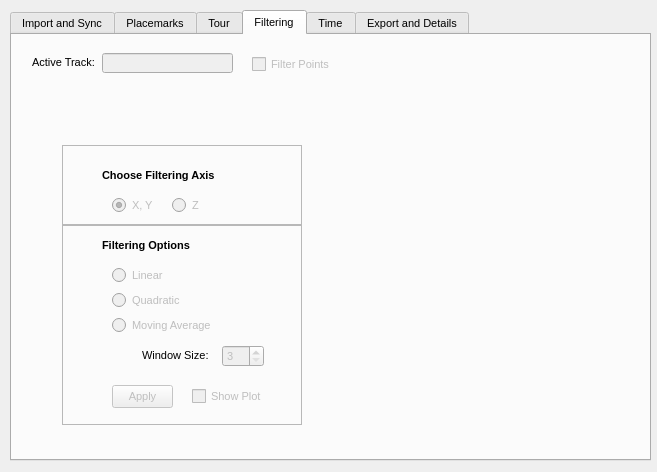
Old version of the form QGISPlugin/MilkMachine/ui_milkmachine.ui in the repository SeanKMcGinnis/250MilesCrossingPhila.
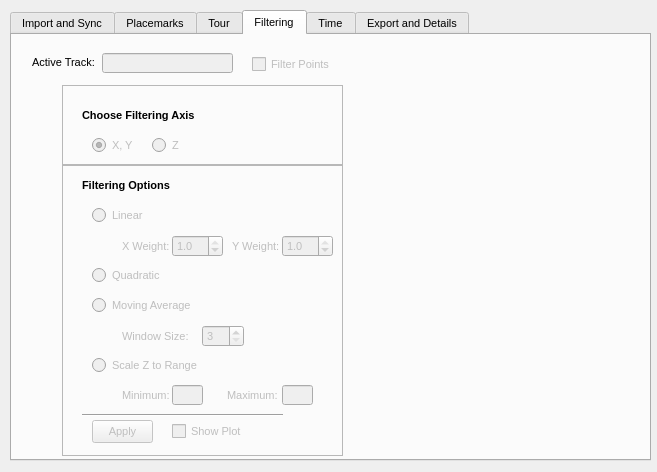
New version of the form. The open tabs and pages were chosen to show the change. Icons and pictures are not drawn.

```diff
--- a/QGISPlugin/MilkMachine/ui_milkmachine.ui
+++ b/QGISPlugin/MilkMachine/ui_milkmachine.ui
@@ -2847,9 +2847,9 @@
      <property name="geometry">
       <rect>
        <x>50</x>
-       <y>190</y>
-       <width>240</width>
-       <height>200</height>
+       <y>130</y>
+       <width>281</width>
+       <height>291</height>
       </rect>
      </property>
      <property name="frameShape">
@@ -2864,8 +2864,8 @@
       </property>
       <property name="geometry">
        <rect>
-        <x>130</x>
-        <y>160</y>
+        <x>110</x>
+        <y>255</y>
         <width>81</width>
         <height>23</height>
        </rect>
@@ -2878,12 +2878,15 @@
       </property>
      </widget>
      <widget class="QLabel" name="label_66">
+      <property name="enabled">
+       <bool>false</bool>
+      </property>
       <property name="geometry">
        <rect>
-        <x>80</x>
-        <y>120</y>
+        <x>60</x>
+        <y>160</y>
         <width>81</width>
-        <height>20</height>
+        <height>22</height>
        </rect>
       </property>
       <property name="text">
@@ -2896,7 +2899,7 @@
       </property>
       <property name="geometry">
        <rect>
-        <x>50</x>
+        <x>30</x>
         <y>40</y>
         <width>141</width>
         <height>20</height>
@@ -2915,8 +2918,8 @@
       </property>
       <property name="geometry">
        <rect>
-        <x>50</x>
-        <y>65</y>
+        <x>30</x>
+        <y>100</y>
         <width>82</width>
         <height>20</height>
        </rect>
@@ -2934,8 +2937,8 @@
       </property>
       <property name="geometry">
        <rect>
-        <x>160</x>
-        <y>120</y>
+        <x>140</x>
+        <y>160</y>
         <width>42</width>
         <height>22</height>
        </rect>
@@ -2956,8 +2959,8 @@
       </property>
       <property name="geometry">
        <rect>
-        <x>50</x>
-        <y>160</y>
+        <x>30</x>
+        <y>255</y>
         <width>61</width>
         <height>23</height>
        </rect>
@@ -2979,8 +2982,8 @@
       </property>
       <property name="geometry">
        <rect>
-        <x>50</x>
-        <y>90</y>
+        <x>30</x>
+        <y>130</y>
         <width>111</width>
         <height>20</height>
        </rect>
@@ -2995,7 +2998,7 @@
      <widget class="QLabel" name="label_43">
       <property name="geometry">
        <rect>
-        <x>40</x>
+        <x>20</x>
         <y>10</y>
         <width>101</width>
         <height>20</height>
@@ -3012,13 +3015,194 @@
        <string>Filtering Options</string>
       </property>
      </widget>
+     <widget class="Line" name="line_2">
+      <property name="geometry">
+       <rect>
+        <x>20</x>
+        <y>240</y>
+        <width>201</width>
+        <height>20</height>
+       </rect>
+      </property>
+      <property name="orientation">
+       <enum>Qt::Horizontal</enum>
+      </property>
+     </widget>
+     <widget class="QLabel" name="label_46">
+      <property name="enabled">
+       <bool>false</bool>
+      </property>
+      <property name="geometry">
+       <rect>
+        <x>60</x>
+        <y>70</y>
+        <width>51</width>
+        <height>22</height>
+       </rect>
+      </property>
+      <property name="toolTip">
+       <string>&lt;html&gt;&lt;head/&gt;&lt;body&gt;&lt;p&gt;Longitude&lt;/p&gt;&lt;/body&gt;&lt;/html&gt;</string>
+      </property>
+      <property name="text">
+       <string>X Weight:</string>
+      </property>
+     </widget>
+     <widget class="QLabel" name="label_47">
+      <property name="enabled">
+       <bool>false</bool>
+      </property>
+      <property name="geometry">
+       <rect>
+        <x>170</x>
+        <y>70</y>
+        <width>51</width>
+        <height>22</height>
+       </rect>
+      </property>
+      <property name="toolTip">
+       <string>&lt;html&gt;&lt;head/&gt;&lt;body&gt;&lt;p&gt;Latitude&lt;/p&gt;&lt;/body&gt;&lt;/html&gt;</string>
+      </property>
+      <property name="text">
+       <string>Y Weight:</string>
+      </property>
+     </widget>
+     <widget class="QDoubleSpinBox" name="doubleSpinBox_filtering_xweight">
+      <property name="enabled">
+       <bool>false</bool>
+      </property>
+      <property name="geometry">
+       <rect>
+        <x>110</x>
+        <y>70</y>
+        <width>51</width>
+        <height>22</height>
+       </rect>
+      </property>
+      <property name="toolTip">
+       <string>&lt;html&gt;&lt;head/&gt;&lt;body&gt;&lt;p&gt;Use the X and Y weights to adjust the regression. The values range from 0-1. If 1, the values will be placed along the line. If 0.5, the values will be place 50% between the original value and the estimated value.&lt;/p&gt;&lt;/body&gt;&lt;/html&gt;</string>
+      </property>
+      <property name="decimals">
+       <number>1</number>
+      </property>
+      <property name="maximum">
+       <double>1.000000000000000</double>
+      </property>
+      <property name="singleStep">
+       <double>0.100000000000000</double>
+      </property>
+      <property name="value">
+       <double>1.000000000000000</double>
+      </property>
+     </widget>
+     <widget class="QDoubleSpinBox" name="doubleSpinBox_filtering_yweight">
+      <property name="enabled">
+       <bool>false</bool>
+      </property>
+      <property name="geometry">
+       <rect>
+        <x>220</x>
+        <y>70</y>
+        <width>51</width>
+        <height>22</height>
+       </rect>
+      </property>
+      <property name="toolTip">
+       <string>&lt;html&gt;&lt;head/&gt;&lt;body&gt;&lt;p&gt;Use the X and Y weights to adjust the regression. The values range from 0-1. If 1, the values will be placed along the line. If 0.5, the values will be place 50% between the original value and the estimated value.&lt;/p&gt;&lt;/body&gt;&lt;/html&gt;</string>
+      </property>
+      <property name="decimals">
+       <number>1</number>
+      </property>
+      <property name="maximum">
+       <double>1.000000000000000</double>
+      </property>
+      <property name="singleStep">
+       <double>0.100000000000000</double>
+      </property>
+      <property name="value">
+       <double>1.000000000000000</double>
+      </property>
+     </widget>
+     <widget class="QRadioButton" name="radioButton_filtering_zscale">
+      <property name="enabled">
+       <bool>false</bool>
+      </property>
+      <property name="geometry">
+       <rect>
+        <x>30</x>
+        <y>190</y>
+        <width>131</width>
+        <height>20</height>
+       </rect>
+      </property>
+      <property name="text">
+       <string>Scale Z to Range</string>
+      </property>
+     </widget>
+     <widget class="QLabel" name="label_48">
+      <property name="enabled">
+       <bool>false</bool>
+      </property>
+      <property name="geometry">
+       <rect>
+        <x>60</x>
+        <y>220</y>
+        <width>51</width>
+        <height>20</height>
+       </rect>
+      </property>
+      <property name="text">
+       <string>Minimum:</string>
+      </property>
+     </widget>
+     <widget class="QLabel" name="label_52">
+      <property name="enabled">
+       <bool>false</bool>
+      </property>
+      <property name="geometry">
+       <rect>
+        <x>165</x>
+        <y>220</y>
+        <width>51</width>
+        <height>20</height>
+       </rect>
+      </property>
+      <property name="text">
+       <string>Maximum:</string>
+      </property>
+     </widget>
+     <widget class="QLineEdit" name="lineEdit_filtering_min">
+      <property name="enabled">
+       <bool>false</bool>
+      </property>
+      <property name="geometry">
+       <rect>
+        <x>110</x>
+        <y>220</y>
+        <width>31</width>
+        <height>20</height>
+       </rect>
+      </property>
+     </widget>
+     <widget class="QLineEdit" name="lineEdit_filtering_max">
+      <property name="enabled">
+       <bool>false</bool>
+      </property>
+      <property name="geometry">
+       <rect>
+        <x>220</x>
+        <y>220</y>
+        <width>31</width>
+        <height>20</height>
+       </rect>
+      </property>
+     </widget>
     </widget>
     <widget class="QFrame" name="frame_2">
      <property name="geometry">
       <rect>
        <x>50</x>
-       <y>110</y>
-       <width>240</width>
+       <y>50</y>
+       <width>281</width>
        <height>80</height>
       </rect>
      </property>
@@ -3031,7 +3215,7 @@
      <widget class="QLabel" name="label_45">
       <property name="geometry">
        <rect>
-        <x>40</x>
+        <x>20</x>
         <y>20</y>
         <width>131</width>
         <height>20</height>
@@ -3054,7 +3238,7 @@
       </property>
       <property name="geometry">
        <rect>
-        <x>50</x>
+        <x>30</x>
         <y>50</y>
         <width>41</width>
         <height>20</height>
@@ -3076,7 +3260,7 @@
       </property>
       <property name="geometry">
        <rect>
-        <x>110</x>
+        <x>90</x>
         <y>50</y>
         <width>82</width>
         <height>20</height>
```
Left out of the diff: 4 changed lines with no effect on the pictures.
